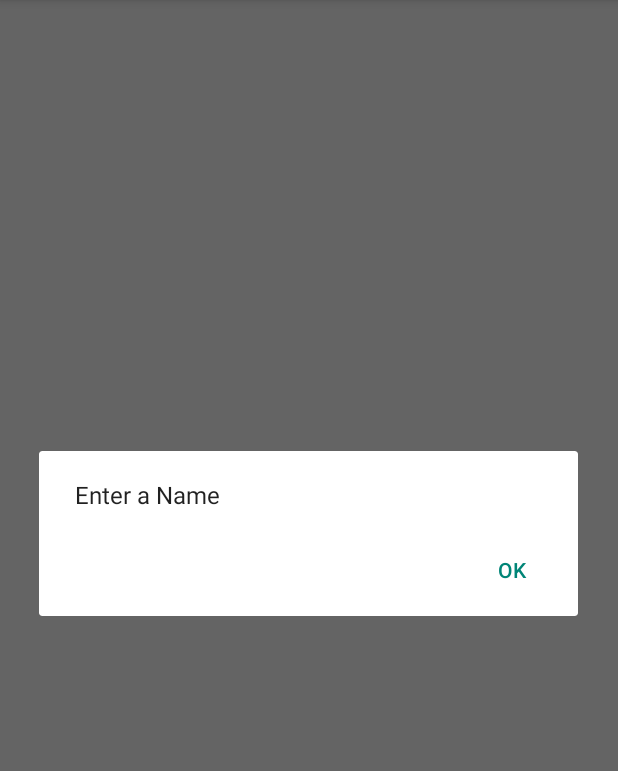
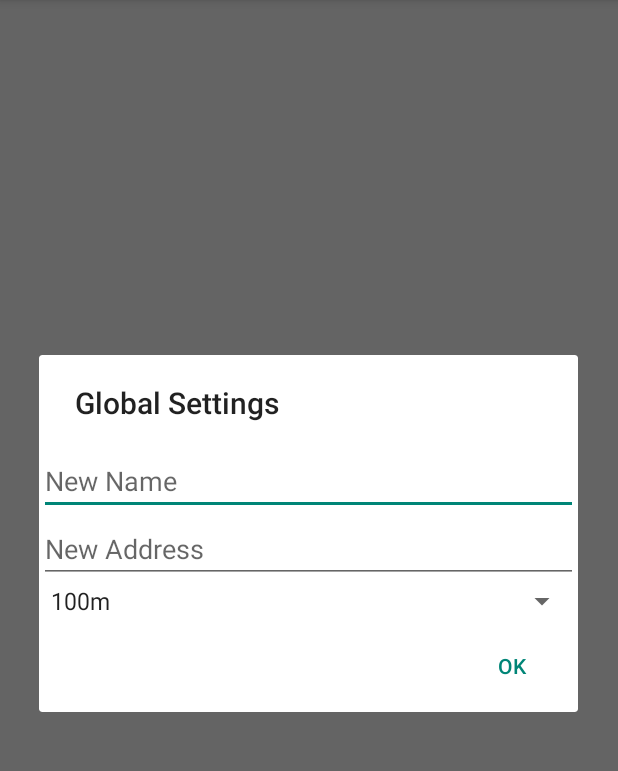
Before and after one commit to ehsanmasdar/Geofence, an Android app: the AddGeofences screen opened directly, with no data from a screen before it, after a tap on "Confirm New Geofence", on a phone screen of 412 x 824 dp, the part 84-855 px from its top. Run offline under Robolectric (Android 15) with nearby library versions, the phone set to English and light mode, and no system bars; libraries missing offline, so code that uses them is left out: com.commonsware.cwac; 6 statements that could not run were skipped.

Commit message:
Move Global Settings into confirmation Dialog, fix user not being able to create Geofences.

```diff
--- a/Geofence/src/main/java/com/asdar/geofence/AddGeofences.java
+++ b/Geofence/src/main/java/com/asdar/geofence/AddGeofences.java
@@ -17,6 +17,7 @@ import android.support.v4.app.DialogFragment;
 import android.support.v4.app.NavUtils;
 import android.support.v7.app.ActionBarActivity;
 import android.util.Log;
+import android.view.LayoutInflater;
 import android.view.Menu;
 import android.view.MenuInflater;
 import android.view.MenuItem;
@@ -69,9 +70,11 @@ public class AddGeofences extends ActionBarActivity implements GooglePlayService
     private ArrayList<Action> exitActionList;
     private ActionAdapter exitAdapter;
     private MergeAdapter m;
+    private String finalName;
+    private String finalAddress;
 
-    public static void cancelLast(){
-        actionlist.remove(actionlist.size()-1);
+    public static void cancelLast() {
+        actionlist.remove(actionlist.size() - 1);
         refreshAddAdapter();
     }
 
@@ -92,51 +95,17 @@ public class AddGeofences extends ActionBarActivity implements GooglePlayService
         //Enter
         actionlist = new ArrayList<Action>();
         addadapter = new ActionAdapter(getBaseContext(),
-                R.layout.activity_add_actionlist, actionlist,false);
+                R.layout.activity_add_actionlist, actionlist, false);
         //Exit
         exitActionList = new ArrayList<Action>();
         exitAdapter = new ActionAdapter(getBaseContext(),
-                R.layout.activity_add_actionlist, exitActionList,true);
+                R.layout.activity_add_actionlist, exitActionList, true);
         addListView = (ListView) findViewById(R.id.addListViewEnter);
         m = new MergeAdapter();
         m.addAdapter(addadapter);
         m.addAdapter(exitAdapter);
         addListView.setAdapter(m);
         //Other content setup
-        Spinner spinner = (Spinner) findViewById(R.id.RadiusAdd);
-        ArrayAdapter<CharSequence> adapter = ArrayAdapter.createFromResource(this,
-                R.array.distances_array_metric, android.R.layout.simple_spinner_item);
-        adapter.setDropDownViewResource(android.R.layout.simple_spinner_dropdown_item);
-        spinner.setAdapter(adapter);
-        spinner.setOnItemSelectedListener(new AdapterView.OnItemSelectedListener() {
-            @Override
-            public void onItemSelected(AdapterView<?> adapterView, View view, int i, long l) {
-                switch (i) {
-                    case 0:
-                        radius = 100;
-                        break;
-                    case 1:
-                        radius = 250;
-                        break;
-                    case 2:
-                        radius = 500;
-                        break;
-                    case 3:
-                        radius = 750;
-                        break;
-                    case 4:
-                        radius = 1000;
-                        break;
-                }
-            }
-
-            @Override
-            public void onNothingSelected(AdapterView<?> adapterView) {
-
-            }
-        });
-        AutoCompleteTextView addressedit = (AutoCompleteTextView) findViewById(R.id.AddressAdd);
-        addressedit.setAdapter(new PlacesAutoCompleteAdapter(getApplicationContext(), R.layout.list_item));
         getSupportActionBar().setDisplayHomeAsUpEnabled(true);
 
     }
@@ -216,10 +185,9 @@ public class AddGeofences extends ActionBarActivity implements GooglePlayService
                 });
                 d.show();
                 a.onDialogPostCreate(d);
-               if ((actionlist.size() + exitActionList.size())% 2 == 0){
+                if ((actionlist.size() + exitActionList.size()) % 2 == 0) {
                     actionlist.add(a);
-               }
-               else{
+                } else {
                     exitActionList.add(a);
                 }
             }
@@ -233,27 +201,74 @@ public class AddGeofences extends ActionBarActivity implements GooglePlayService
     }
 
     public void commit() throws IOException {
-        EditText nameedit = (EditText) findViewById(R.id.NameAdd);
-        AutoCompleteTextView addressedit = (AutoCompleteTextView) findViewById(R.id.AddressAdd);
-        Geocoder geo = new Geocoder(this);
+        final Geocoder geo = new Geocoder(this);
+        LayoutInflater inflater = getLayoutInflater();
+        final View v = inflater.inflate(R.layout.activity_add_confirm, null);
+        final EditText nameedit = (EditText) v.findViewById(R.id.NameAdd);
+        final AutoCompleteTextView addressedit = (AutoCompleteTextView) v.findViewById(R.id.AddressAdd);
+        Spinner spinner = (Spinner) v.findViewById(R.id.RadiusAdd);
+        ArrayAdapter<CharSequence> adapter = ArrayAdapter.createFromResource(this,
+                R.array.distances_array_metric, android.R.layout.simple_spinner_item);
+        adapter.setDropDownViewResource(android.R.layout.simple_spinner_dropdown_item);
+        spinner.setAdapter(adapter);
+        spinner.setOnItemSelectedListener(new AdapterView.OnItemSelectedListener() {
+            @Override
+            public void onItemSelected(AdapterView<?> adapterView, View view, int i, long l) {
+                switch (i) {
+                    case 0:
+                        radius = 100;
+                        break;
+                    case 1:
+                        radius = 250;
+                        break;
+                    case 2:
+                        radius = 500;
+                        break;
+                    case 3:
+                        radius = 750;
+                        break;
+                    case 4:
+                        radius = 1000;
+                        break;
+                }
+            }
+
+            @Override
+            public void onNothingSelected(AdapterView<?> adapterView) {
+
+            }
+        });
+        addressedit.setAdapter(new PlacesAutoCompleteAdapter(getApplicationContext(), R.layout.list_item));
+        AlertDialog.Builder builder = new AlertDialog.Builder(this);
+        builder.setView(v);
+        builder.setTitle("Global Settings");
+        builder.setPositiveButton("Ok", new DialogInterface.OnClickListener() {
+            public void onClick(DialogInterface dialog, int whichButton) {
                 if (nameedit.getText().length() == 0) {
                     DialogFragment alert = ErrorThrower.newInstance(
                             "Enter a Name", false);
                     alert.show(getSupportFragmentManager(), "adderror");
-        }
-        else if (addressedit.getText().toString().length() < 1){
+                } else if (addressedit.getText().toString().length() < 1) {
                     DialogFragment alert = ErrorThrower.newInstance(
                             "Enter An Address", false);
                     alert.show(getSupportFragmentManager(), "adderror");
-        }
-        else if ((geo.getFromLocationName(addressedit.getText().toString(), 1) == null) || (geo.getFromLocationName(addressedit.getText().toString(), 1).size() < 1) ){
+                } else try {
+                    if ((geo.getFromLocationName(addressedit.getText().toString(), 1) == null) || (geo.getFromLocationName(addressedit.getText().toString(), 1).size() < 1)) {
                         DialogFragment alert = ErrorThrower.newInstance(
                                 "Address not found", false);
                         alert.show(getSupportFragmentManager(), "adderror");
-        }
-        else {
+                    } else {
+                        //Write out final vars
+                        finalAddress = addressedit.getText().toString();
+                        finalName = nameedit.getText().toString();
                         new CommitTask().execute();
                     }
+                } catch (IOException e) {
+                    e.printStackTrace();
+                }
+            }
+        });
+        builder.create().show();
     }
 
     @Override
@@ -310,14 +325,12 @@ public class AddGeofences extends ActionBarActivity implements GooglePlayService
         @Override
         protected String doInBackground(String[] paramArrayOfString) {
 
-            AutoCompleteTextView addressedit = (AutoCompleteTextView) findViewById(R.id.AddressAdd);
-            EditText namedit = (EditText) findViewById(R.id.NameAdd);
             int startidtemp = 0;
             Editor editor = mPrefs.edit();
             List<Address> s = null;
             try {
                 Geocoder geo = new Geocoder(getBaseContext());
-                s = geo.getFromLocationName(addressedit.getText().toString(), 1);
+                s = geo.getFromLocationName(finalAddress.toString(), 1);
             } catch (IOException e) {
 
                 DialogFragment alert = ErrorThrower.newInstance(
@@ -330,7 +343,7 @@ public class AddGeofences extends ActionBarActivity implements GooglePlayService
                     -1);
             SimpleGeofence g = new SimpleGeofence(
                     startidtemp,
-                    namedit.getText().toString(),
+                    finalName,
                     buildAddress(s.get(0)),
                     s.get(0).getLatitude(),
                     s.get(0).getLongitude(),
@@ -349,7 +362,7 @@ public class AddGeofences extends ActionBarActivity implements GooglePlayService
             }
             //Save exit
             GeofenceUtils.saveExit(exitActionList, editor, startidtemp);
-            for (Action a: exitActionList){
+            for (Action a : exitActionList) {
                 a.commit(getApplicationContext(), startidtemp, true);
             }
             return "";
@@ -371,7 +384,7 @@ public class AddGeofences extends ActionBarActivity implements GooglePlayService
         @Override
         protected void onPreExecute() {
             super.onPreExecute();
-            if (dialog == null){
+            if (dialog == null) {
                 this.dialog = new ProgressDialog(AddGeofences.this);
                 this.dialog.setMessage("Creating...");
                 this.dialog.show();
--- a/Geofence/src/main/res/layout/activity_add.xml
+++ b/Geofence/src/main/res/layout/activity_add.xml
@@ -10,22 +10,4 @@
         android:id="@+id/addListViewExit"
         android:layout_width="wrap_content"
         android:layout_height="wrap_content"/>
-    <Spinner
-        android:id="@+id/RadiusAdd"
-        android:layout_width="wrap_content"
-        android:layout_height="wrap_content" />
-
-    <AutoCompleteTextView
-        android:id="@+id/AddressAdd"
-        android:layout_width="wrap_content"
-        android:layout_height="wrap_content"
-        android:ems="10"
-        android:hint="@string/Address" />
-
-    <EditText
-        android:id="@+id/NameAdd"
-        android:layout_width="wrap_content"
-        android:layout_height="wrap_content"
-        android:layout_marginTop="16dp"
-        android:hint="@string/newname" />
 </LinearLayout>
--- /dev/null
+++ b/Geofence/src/main/res/layout/activity_add_confirm.xml
@@ -0,0 +1,24 @@
+<?xml version="1.0" encoding="utf-8"?>
+
+<LinearLayout xmlns:android="http://schemas.android.com/apk/res/android"
+    android:orientation="vertical" android:layout_width="match_parent"
+    android:layout_height="match_parent">
+    <EditText
+        android:id="@+id/NameAdd"
+        android:layout_width="match_parent"
+        android:layout_height="wrap_content"
+        android:layout_marginTop="16dp"
+        android:hint="@string/newname" />
+
+    <AutoCompleteTextView
+        android:id="@+id/AddressAdd"
+        android:layout_width="match_parent"
+        android:layout_height="wrap_content"
+        android:ems="10"
+        android:hint="@string/Address" />
+    <Spinner
+        android:id="@+id/RadiusAdd"
+        android:layout_width="match_parent"
+        android:layout_height="wrap_content" />
+
+</LinearLayout>
```
Lines whose indentation alone changed are shown as unchanged.
